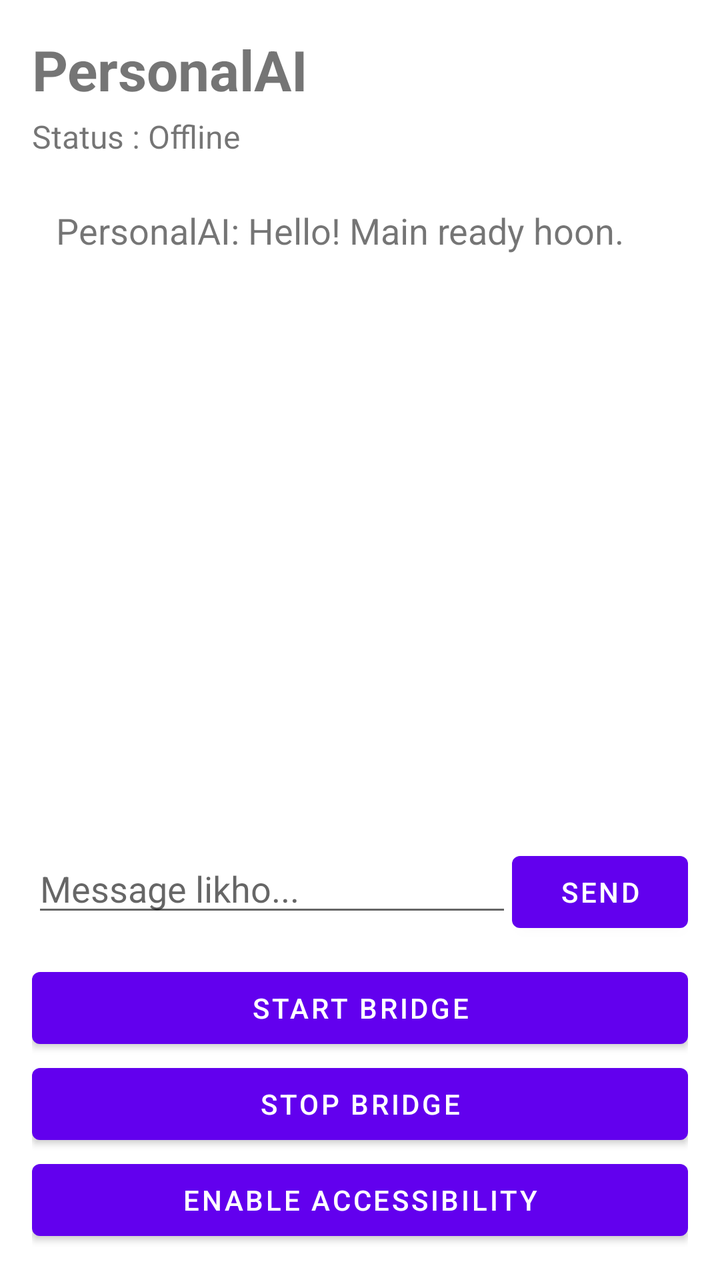
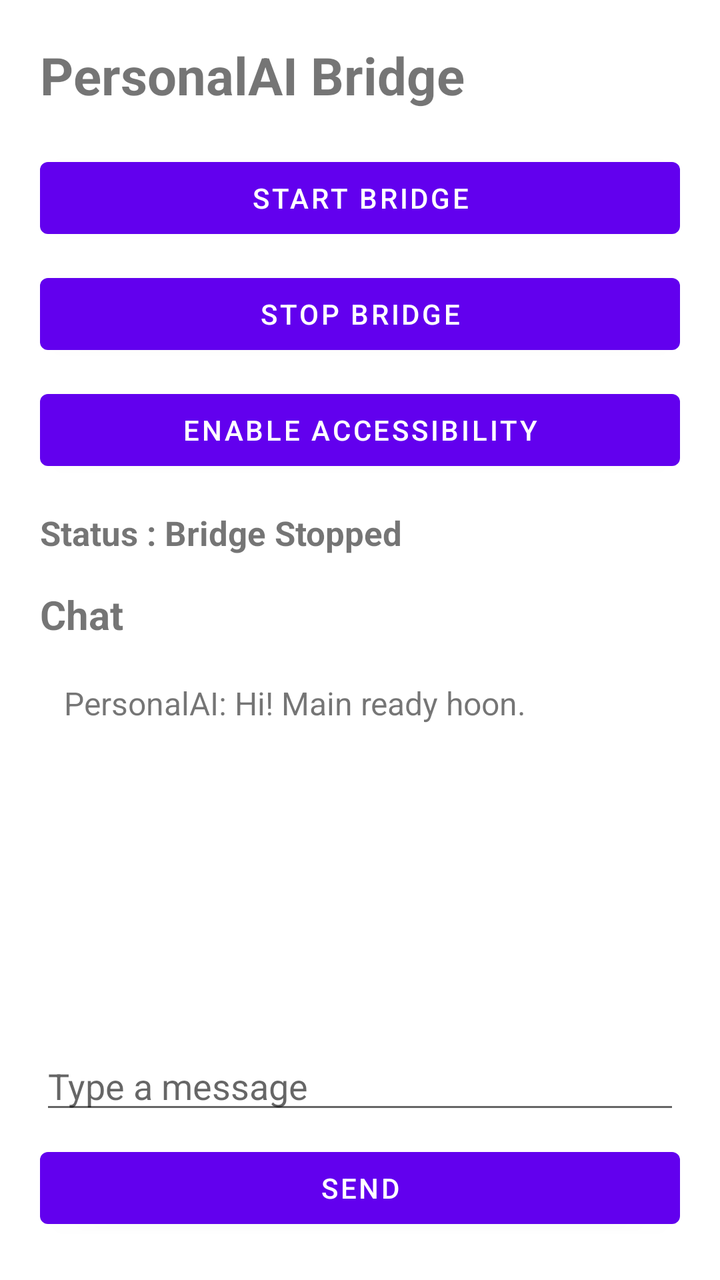

Two renders of the same Android screen: before a commit and after it. Below are the layout's source before the change and the commit's diff.
<!-- AndroidManifest.xml: fallback theme Theme.MaterialComponents.DayNight.NoActionBar -->
<!-- res/layout/activity_main.xml -->
<?xml version="1.0" encoding="utf-8"?>
<LinearLayout xmlns:android="http://schemas.android.com/apk/res/android"
    android:layout_width="match_parent"
    android:layout_height="match_parent"
    android:orientation="vertical"
    android:padding="16dp">

    <TextView
        android:layout_width="wrap_content"
        android:layout_height="wrap_content"
        android:text="PersonalAI"
        android:textSize="28sp"
        android:textStyle="bold" />

    <TextView
        android:id="@+id/statusText"
        android:layout_width="wrap_content"
        android:layout_height="wrap_content"
        android:layout_marginTop="4dp"
        android:text="Status : Offline"
        android:textSize="16sp" />

    <ScrollView
        android:layout_width="match_parent"
        android:layout_height="0dp"
        android:layout_weight="1"
        android:layout_marginTop="12dp"
        android:fillViewport="true">

        <TextView
            android:id="@+id/chatText"
            android:layout_width="match_parent"
            android:layout_height="wrap_content"
            android:text="PersonalAI: Hello! Main ready hoon."
            android:textSize="18sp"
            android:padding="12dp" />

    </ScrollView>

    <LinearLayout
        android:layout_width="match_parent"
        android:layout_height="wrap_content"
        android:orientation="horizontal"
        android:layout_marginTop="8dp">

        <EditText
            android:id="@+id/messageInput"
            android:layout_width="0dp"
            android:layout_height="wrap_content"
            android:layout_weight="1"
            android:hint="Message likho..."
            android:inputType="textMultiLine"
            android:maxLines="3" />

        <Button
            android:id="@+id/sendBtn"
            android:layout_width="wrap_content"
            android:layout_height="wrap_content"
            android:text="Send" />

    </LinearLayout>

    <Button
        android:id="@+id/startBtn"
        android:layout_width="match_parent"
        android:layout_height="wrap_content"
        android:layout_marginTop="10dp"
        android:text="Start Bridge" />

    <Button
        android:id="@+id/stopBtn"
        android:layout_width="match_parent"
        android:layout_height="wrap_content"
        android:text="Stop Bridge" />

    <Button
        android:id="@+id/accessibilityBtn"
        android:layout_width="match_parent"
        android:layout_height="wrap_content"
        android:text="Enable Accessibility" />

</LinearLayout>
<!-- resources referenced by this layout -->
<resources>

</resources>

<!-- the commit's change to res/layout/activity_main.xml (unified diff, before → after) -->
@@ -1,82 +1,85 @@
 <?xml version="1.0" encoding="utf-8"?>
-<LinearLayout xmlns:android="http://schemas.android.com/apk/res/android"
+<ScrollView
+    xmlns:android="http://schemas.android.com/apk/res/android"
     android:layout_width="match_parent"
     android:layout_height="match_parent"
-    android:orientation="vertical"
-    android:padding="16dp">
+    android:fillViewport="true">
 
-    <TextView
-        android:layout_width="wrap_content"
+    <LinearLayout
+        android:layout_width="match_parent"
         android:layout_height="wrap_content"
-        android:text="PersonalAI"
-        android:textSize="28sp"
-        android:textStyle="bold" />
+        android:orientation="vertical"
+        android:padding="20dp">
 
-    <TextView
-        android:id="@+id/statusText"
-        android:layout_width="wrap_content"
-        android:layout_height="wrap_content"
-        android:layout_marginTop="4dp"
-        android:text="Status : Offline"
-        android:textSize="16sp" />
+        <TextView
+            android:layout_width="wrap_content"
+            android:layout_height="wrap_content"
+            android:text="PersonalAI Bridge"
+            android:textSize="26sp"
+            android:textStyle="bold"
+            android:layout_marginBottom="20dp"/>
 
-    <ScrollView
-        android:layout_width="match_parent"
-        android:layout_height="0dp"
-        android:layout_weight="1"
-        android:layout_marginTop="12dp"
-        android:fillViewport="true">
+        <Button
+            android:id="@+id/startBtn"
+            android:layout_width="match_parent"
+            android:layout_height="wrap_content"
+            android:text="Start Bridge"/>
+
+        <Button
+            android:id="@+id/stopBtn"
+            android:layout_width="match_parent"
+            android:layout_height="wrap_content"
+            android:text="Stop Bridge"
+            android:layout_marginTop="10dp"/>
+
+        <Button
+            android:id="@+id/accessibilityBtn"
+            android:layout_width="match_parent"
+            android:layout_height="wrap_content"
+            android:text="Enable Accessibility"
+            android:layout_marginTop="10dp"/>
+
+        <TextView
+            android:id="@+id/statusText"
+            android:layout_width="match_parent"
+            android:layout_height="wrap_content"
+            android:text="Status : Bridge Stopped"
+            android:textSize="17sp"
+            android:textStyle="bold"
+            android:paddingTop="16dp"
+            android:paddingBottom="16dp"/>
+
+        <TextView
+            android:layout_width="wrap_content"
+            android:layout_height="wrap_content"
+            android:text="Chat"
+            android:textSize="20sp"
+            android:textStyle="bold"
+            android:layout_marginBottom="8dp"/>
 
         <TextView
             android:id="@+id/chatText"
             android:layout_width="match_parent"
-            android:layout_height="wrap_content"
-            android:text="PersonalAI: Hello! Main ready hoon."
-            android:textSize="18sp"
-            android:padding="12dp" />
-
-    </ScrollView>
-
-    <LinearLayout
-        android:layout_width="match_parent"
-        android:layout_height="wrap_content"
-        android:orientation="horizontal"
-        android:layout_marginTop="8dp">
+            android:layout_height="180dp"
+            android:padding="12dp"
+            android:text="PersonalAI: Hi! Main ready hoon."
+            android:textSize="16sp"/>
 
         <EditText
             android:id="@+id/messageInput"
-            android:layout_width="0dp"
+            android:layout_width="match_parent"
             android:layout_height="wrap_content"
-            android:layout_weight="1"
-            android:hint="Message likho..."
-            android:inputType="textMultiLine"
-            android:maxLines="3" />
+            android:hint="Type a message"
+            android:inputType="text"
+            android:layout_marginTop="12dp"/>
 
         <Button
             android:id="@+id/sendBtn"
-            android:layout_width="wrap_content"
+            android:layout_width="match_parent"
             android:layout_height="wrap_content"
-            android:text="Send" />
+            android:text="Send"
+            android:layout_marginTop="8dp"/>
 
     </LinearLayout>
 
-    <Button
-        android:id="@+id/startBtn"
-        android:layout_width="match_parent"
-        android:layout_height="wrap_content"
-        android:layout_marginTop="10dp"
-        android:text="Start Bridge" />
-
-    <Button
-        android:id="@+id/stopBtn"
-        android:layout_width="match_parent"
-        android:layout_height="wrap_content"
-        android:text="Stop Bridge" />
-
-    <Button
-        android:id="@+id/accessibilityBtn"
-        android:layout_width="match_parent"
-        android:layout_height="wrap_content"
-        android:text="Enable Accessibility" />
-
-</LinearLayout>
+</ScrollView>
